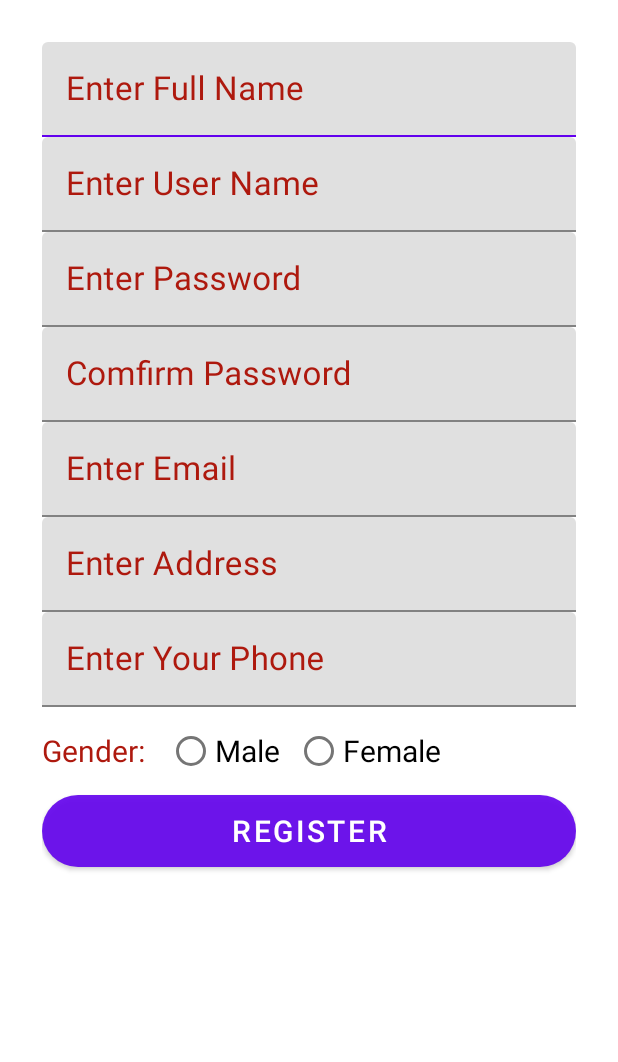
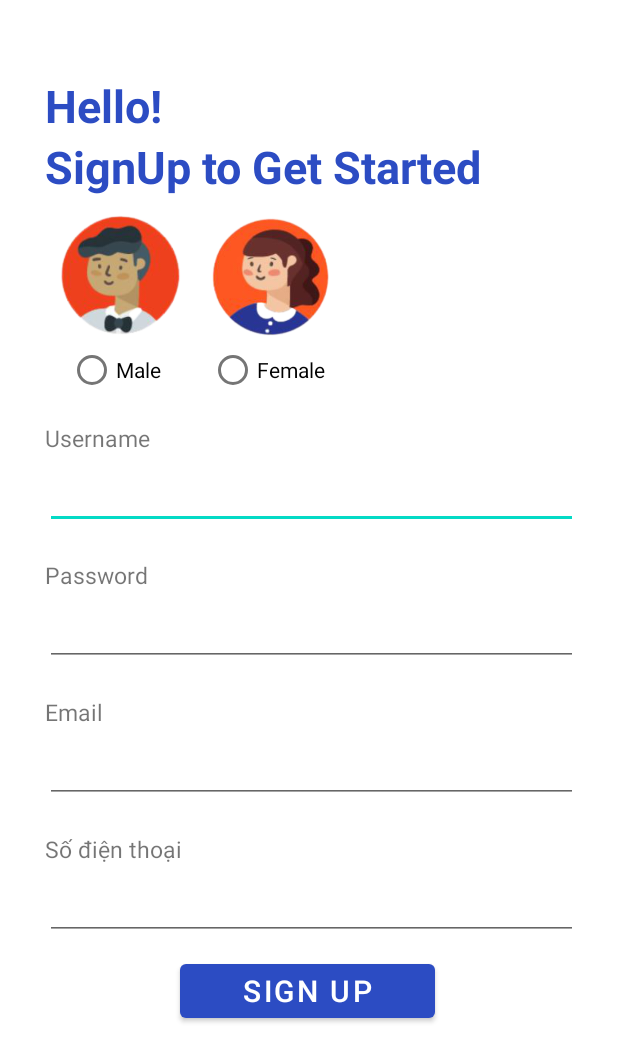
Before and after one commit to leehari-ute/AppTangQua, an Android app: the layout activity_signup_form.xml on its own in the app's theme, with its tools: preview values and no code run, on a phone screen of 412 x 824 dp. Shown: the top 1062 px of the screen. Run offline under Robolectric (Android 15) with nearby library versions, the phone set to English and light mode, and no system bars.

Commit message:
[Quynh] : Sign up form

```diff
--- a/Android_Project_CNPM/app/src/main/AndroidManifest.xml
+++ b/Android_Project_CNPM/app/src/main/AndroidManifest.xml
@@ -9,9 +9,9 @@
         android:roundIcon="@mipmap/ic_launcher_round"
         android:supportsRtl="true"
         android:theme="@style/Theme.App_QuaTang">
-        <activity android:name=".Signup_form"></activity>
+        <activity android:name=".Login_form"></activity>
         <activity android:name=".MainActivity" />
-        <activity android:name=".Login_form">
+        <activity android:name=".Signup_form">
             <intent-filter>
                 <action android:name="android.intent.action.MAIN" />
 
--- a/Android_Project_CNPM/app/src/main/res/layout/activity_signup_form.xml
+++ b/Android_Project_CNPM/app/src/main/res/layout/activity_signup_form.xml
@@ -1,178 +1,176 @@
 <?xml version="1.0" encoding="utf-8"?>
-<LinearLayout xmlns:android="http://schemas.android.com/apk/res/android"
+<androidx.constraintlayout.widget.ConstraintLayout
+    xmlns:android="http://schemas.android.com/apk/res/android"
     xmlns:app="http://schemas.android.com/apk/res-auto"
     xmlns:tools="http://schemas.android.com/tools"
-    android:layout_width="match_parent"
     android:layout_height="match_parent"
-    android:orientation="vertical"
-    android:padding="28dp"
-    tools:context=".Signup_form">
+    android:layout_width="match_parent">
+
+    <LinearLayout
+
+        android:layout_width="match_parent"
+        android:layout_height="match_parent"
+        android:orientation="vertical"
+        app:layout_constraintBottom_toBottomOf="parent"
+        app:layout_constraintEnd_toEndOf="parent"
+        app:layout_constraintHorizontal_bias="0.454"
+        app:layout_constraintStart_toStartOf="parent"
+        app:layout_constraintTop_toTopOf="parent"
+        tools:ignore="MissingConstraints">
 
 
-    <com.google.android.material.textfield.TextInputLayout
-        android:layout_width="match_parent"
-        android:layout_height="wrap_content"
-        android:focusable="true"
-        android:focusableInTouchMode="true"
-        android:textColorHint="#AE190E"
-
-        >
-        <EditText
-            android:layout_width="match_parent"
+        <TextView
+            android:layout_width="wrap_content"
             android:layout_height="wrap_content"
-            android:hint="Enter Full Name"
-            android:ems="10"
-            android:inputType="text"
-            android:textSize="22sp"
-
-            />
-    </com.google.android.material.textfield.TextInputLayout>
+            android:layout_marginLeft="30dp"
+            android:layout_marginTop="50dp"
+            android:text="Hello! "
+            android:textAlignment="viewStart"
+            android:textColor="#2C4CC3"
+            android:textSize="30sp"
+            android:textStyle="bold" />
 
 
-    <com.google.android.material.textfield.TextInputLayout
-        android:layout_width="match_parent"
-        android:layout_height="wrap_content"
-        android:focusable="true"
-        android:focusableInTouchMode="true"
-        android:textColorHint="#AE190E"
-        >
+        <TextView
+            android:layout_width="wrap_content"
+            android:layout_height="wrap_content"
+            android:layout_marginLeft="30dp"
+            android:text="SignUp to Get Started"
+            android:textAlignment="viewStart"
+            android:textColor="#2C4CC3"
+            android:textSize="30sp"
+            android:textStyle="bold" />
+
+        <LinearLayout
+            android:layout_width="match_parent"
+            android:layout_height="100dp"
+            android:orientation="horizontal">
+
+            <ImageView
+                android:layout_marginLeft="30dp"
+                android:layout_marginTop="10dp"
+                android:layout_width="100dp"
+                android:layout_height="match_parent"
+                android:src="@drawable/avaboy"/>
+            <ImageView
+                android:layout_marginTop="10dp"
+                android:layout_width="100dp"
+                android:layout_height="match_parent"
+                android:src="@drawable/avagirl"/>
+
+
+        </LinearLayout>
+
+        <LinearLayout
+            android:layout_width="match_parent"
+            android:layout_height="30dp"
+            android:orientation="horizontal">
+
+            <RadioGroup
+                android:orientation="horizontal"
+                android:layout_width="match_parent"
+                android:layout_height="wrap_content">
+
+                <RadioButton
+                    android:id="@+id/rdBoy"
+                    android:layout_width="1dp"
+                    android:layout_height="wrap_content"
+                    android:layout_marginLeft="45dp"
+                    android:layout_weight="1"
+                    android:text="Male" />
+
+                <RadioButton
+                    android:id="@+id/rdGirl"
+                    android:layout_marginLeft="-120dp"
+                    android:layout_width="60dp"
+                    android:layout_height="wrap_content"
+                    android:layout_weight="1"
+                    android:text="Female" />
+            </RadioGroup>
+
+        </LinearLayout>
+
+        <TextView
+            android:id="@+id/textViewUser"
+            android:layout_width="355dp"
+            android:layout_height="wrap_content"
+            android:layout_marginLeft="30dp"
+            android:layout_marginTop="20dp"
+            android:text="Username"
+            android:textSize="15sp" />
+
         <EditText
-            android:layout_width="match_parent"
+            android:id="@+id/edtUser"
+            android:layout_width="355dp"
+            android:layout_height="50dp"
+            android:layout_marginLeft="30dp"
+            android:textSize="20sp"
+            android:ems="10"
+            android:inputType="textPersonName" />
+
+        <TextView
+            android:id="@+id/textViewPassword"
+            android:layout_width="355dp"
             android:layout_height="wrap_content"
-            android:hint="Enter User Name"
-            android:ems="10"
-            android:inputType="text"
-            android:textSize="22sp"
+            android:layout_marginLeft="30dp"
+            android:layout_marginTop="20dp"
+            android:text="Password"
+            android:textSize="15sp" />
 
-            />
-    </com.google.android.material.textfield.TextInputLayout>
-
-    <com.google.android.material.textfield.TextInputLayout
-        android:layout_width="match_parent"
-        android:layout_height="wrap_content"
-        android:focusable="true"
-        android:focusableInTouchMode="true"
-        android:textColorHint="#AE190E"
-        >
         <EditText
-            android:layout_width="match_parent"
-            android:layout_height="wrap_content"
-            android:hint="Enter Password"
+            android:id="@+id/edtPassword"
+            android:layout_width="355dp"
+            android:layout_height="50dp"
+            android:layout_marginLeft="30dp"
             android:ems="10"
             android:inputType="textPassword"
-            android:textSize="22sp"
+            android:textSize="20dp" />
 
-            />
-    </com.google.android.material.textfield.TextInputLayout>
+        <TextView
+            android:id="@+id/textViewEmail"
+            android:layout_width="355dp"
+            android:layout_height="wrap_content"
+            android:layout_marginLeft="30dp"
+            android:layout_marginTop="20dp"
+            android:text="Email"
+            android:textSize="15sp" />
 
-    <com.google.android.material.textfield.TextInputLayout
-        android:layout_width="match_parent"
-        android:layout_height="wrap_content"
-        android:focusable="true"
-        android:focusableInTouchMode="true"
-        android:textColorHint="#AE190E"
-        >
         <EditText
-            android:layout_width="match_parent"
+            android:id="@+id/edtEmail"
+            android:layout_width="355dp"
+            android:layout_height="50dp"
+            android:layout_marginLeft="30dp"
+            android:ems="10"
+            android:inputType="textWebEmailAddress"
+            android:textSize="20sp" />
+
+        <TextView
+            android:id="@+id/textViewSdt"
+            android:layout_width="355dp"
             android:layout_height="wrap_content"
-            android:hint="Comfirm Password"
+            android:layout_marginLeft="30dp"
+            android:layout_marginTop="20dp"
+            android:text="Số điện thoại"
+            android:textSize="15sp" />
+
+        <EditText
+            android:id="@+id/edtSdt"
+            android:layout_width="355dp"
+            android:layout_height="50dp"
+            android:layout_marginLeft="30dp"
             android:ems="10"
-            android:inputType="textPassword"
-            android:textSize="22sp"
+            android:inputType="phone" />
 
-            />
-    </com.google.android.material.textfield.TextInputLayout>
+        <Button
+            android:id="@+id/btnSignUp"
+            android:layout_width="170dp"
+            android:layout_height="wrap_content"
+            android:layout_marginLeft="120dp"
+            android:layout_marginTop="10dp"
+            android:text="Sign Up"
+            android:textSize="20sp"
+            app:backgroundTint="#2C4CC3"
+            app:backgroundTintMode="screen" />
 
-
-    <com.google.android.material.textfield.TextInputLayout
-        android:layout_width="match_parent"
-        android:layout_height="wrap_content"
-        android:focusable="true"
-        android:focusableInTouchMode="true"
-        android:textColorHint="#AE190E"
-        >
-        <EditText
-            android:layout_width="match_parent"
-            android:layout_height="wrap_content"
-            android:hint="Enter Email"
-            android:ems="10"
-            android:inputType="text"
-            android:textSize="22sp"
-
-            />
-    </com.google.android.material.textfield.TextInputLayout>
-
-
-    <com.google.android.material.textfield.TextInputLayout
-        android:layout_width="match_parent"
-        android:layout_height="wrap_content"
-        android:focusable="true"
-        android:focusableInTouchMode="true"
-        android:textColorHint="#AE190E"
-        >
-        <EditText
-            android:layout_width="match_parent"
-            android:layout_height="wrap_content"
-            android:hint="Enter Address"
-            android:ems="10"
-            android:inputType="text"
-            android:textSize="22sp"
-            />
-    </com.google.android.material.textfield.TextInputLayout>
-
-    <com.google.android.material.textfield.TextInputLayout
-        android:layout_width="match_parent"
-        android:layout_height="wrap_content"
-        android:focusable="true"
-        android:focusableInTouchMode="true"
-        android:textColorHint="#AE190E"
-        >
-        <EditText
-            android:layout_width="match_parent"
-            android:layout_height="wrap_content"
-            android:hint="Enter Your Phone"
-            android:ems="10"
-            android:inputType="numberDecimal"
-            android:textSize="22sp"
-            />
-    </com.google.android.material.textfield.TextInputLayout>
-
-    <RadioGroup
-        android:layout_width="match_parent"
-        android:layout_height="wrap_content"
-        android:layout_marginTop="5dp"
-        android:orientation="horizontal">
-        <TextView
-
-            android:layout_width="wrap_content"
-            android:layout_height="wrap_content"
-            android:text="Gender: "
-            android:textSize="20sp"
-            android:textColor="#AE190E"
-            />
-        <RadioButton
-            android:layout_width="wrap_content"
-            android:layout_height="wrap_content"
-            android:layout_marginLeft="10dp"
-            android:text="Male"
-            android:textSize="20sp"
-            />
-        <RadioButton
-            android:layout_width="wrap_content"
-            android:layout_height="wrap_content"
-            android:text="Female"
-            android:layout_marginLeft="10dp"
-            android:textSize="20sp"
-            />
-    </RadioGroup>
-    <Button
-        android:layout_width="match_parent"
-        android:layout_height="wrap_content"
-        android:layout_marginTop="5dp"
-        android:text="Register"
-        android:textSize="20sp"
-
-        android:background="@drawable/button_rounded"
-        />
-
-</LinearLayout>
+    </LinearLayout>
+</androidx.constraintlayout.widget.ConstraintLayout>
```
Also changed, not shown: Android_Project_CNPM/app/src/main/res/drawable-v24/avaboy.png (added), Android_Project_CNPM/app/src/main/res/drawable-v24/avagirl.png (added).
